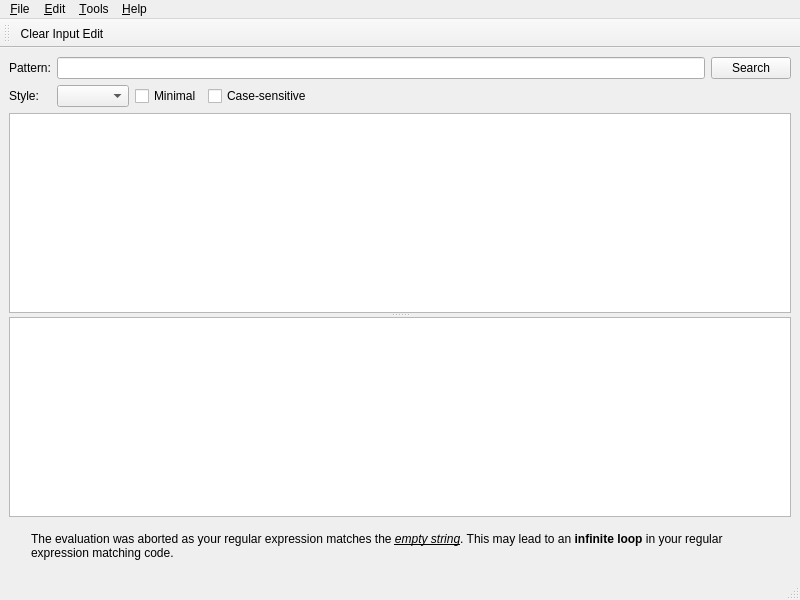
momesana/qregexp-editor, file src/ui/mainwindow.ui: the form before one commit.
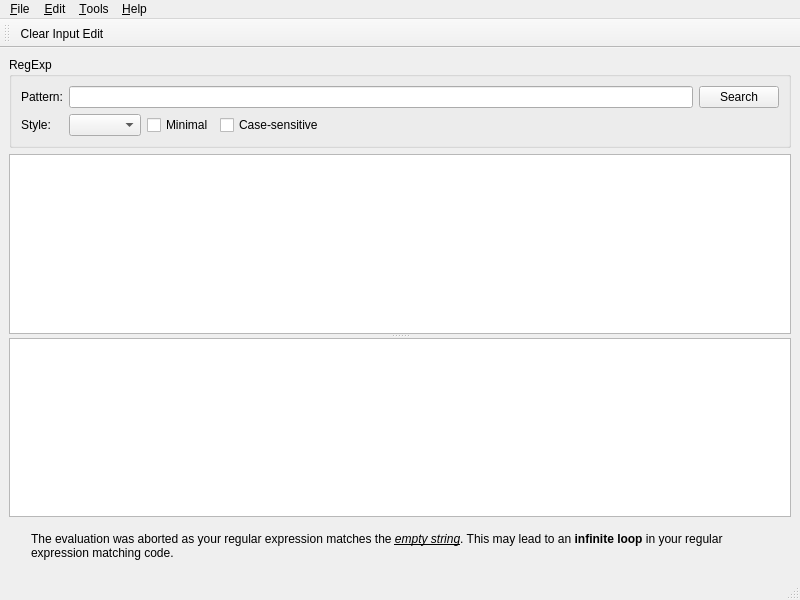
The form after the commit.

Commit message: Groups all the regexp stuff in a groupbox

Patch:
```diff
--- a/src/ui/mainwindow.ui
+++ b/src/ui/mainwindow.ui
@@ -14,6 +14,12 @@
    <string>Tool Bar</string>
   </property>
   <widget class="QWidget" name="centralwidget">
+   <layout class="QGridLayout" name="gridLayout_3">
+    <item row="0" column="0">
+     <widget class="QGroupBox" name="regExpGroupBox">
+      <property name="title">
+       <string>RegExp</string>
+      </property>
    <layout class="QGridLayout" name="gridLayout_2">
     <item row="0" column="0">
      <layout class="QGridLayout" name="gridLayout">
@@ -72,6 +78,9 @@
        </spacer>
       </item>
      </layout>
+       </item>
+      </layout>
+     </widget>
     </item>
     <item row="1" column="0">
      <widget class="QSplitter" name="splitter">
```
Lines whose indentation alone changed are shown as unchanged.
